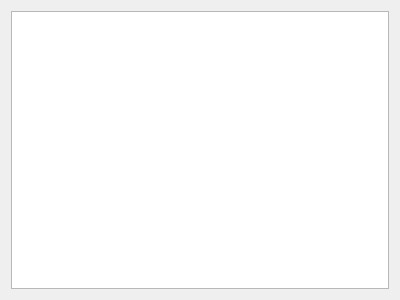
Before: the Qt Designer form formnaturezadespesa.ui in marcelbonnet/condominio, drawn with Qt 5.
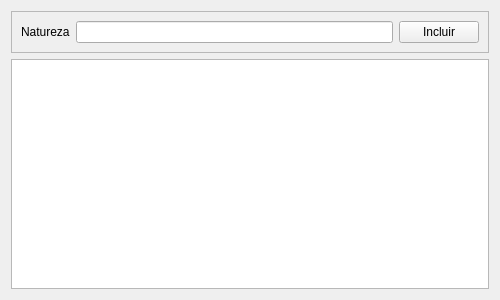
After: the same form once the commit is applied.

Patch:
```diff
--- a/formnaturezadespesa.ui
+++ b/formnaturezadespesa.ui
@@ -6,7 +6,7 @@
    <rect>
     <x>0</x>
     <y>0</y>
-    <width>400</width>
+    <width>500</width>
     <height>300</height>
    </rect>
   </property>
@@ -14,6 +14,35 @@
    <string>Form</string>
   </property>
   <layout class="QVBoxLayout" name="verticalLayout">
+   <item>
+    <widget class="QFrame" name="frame">
+     <property name="frameShape">
+      <enum>QFrame::StyledPanel</enum>
+     </property>
+     <property name="frameShadow">
+      <enum>QFrame::Raised</enum>
+     </property>
+     <layout class="QHBoxLayout" name="horizontalLayout">
+      <item>
+       <widget class="QLabel" name="label">
+        <property name="text">
+         <string>Natureza</string>
+        </property>
+       </widget>
+      </item>
+      <item>
+       <widget class="QLineEdit" name="natureza"/>
+      </item>
+      <item>
+       <widget class="QPushButton" name="btnIncluirNatureza">
+        <property name="text">
+         <string>Incluir</string>
+        </property>
+       </widget>
+      </item>
+     </layout>
+    </widget>
+   </item>
    <item>
     <widget class="QTableWidget" name="table"/>
    </item>
```
